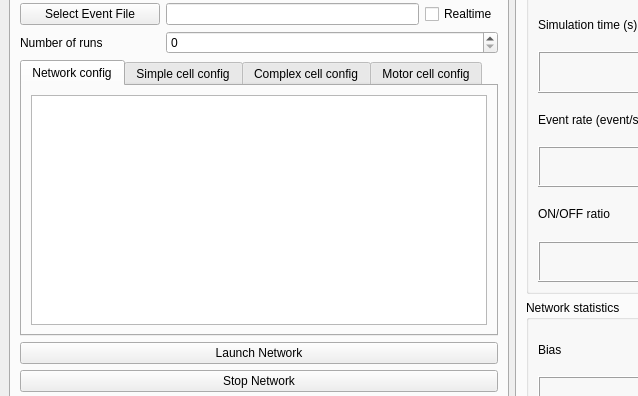
First picture: the form in src/gui/neuvisysgui.ui, repository comsee-research/Neuvisys, before the edit; both pictures show x 0 to 638 and y 88 to 484 of the 1402 by 776 pixel window.
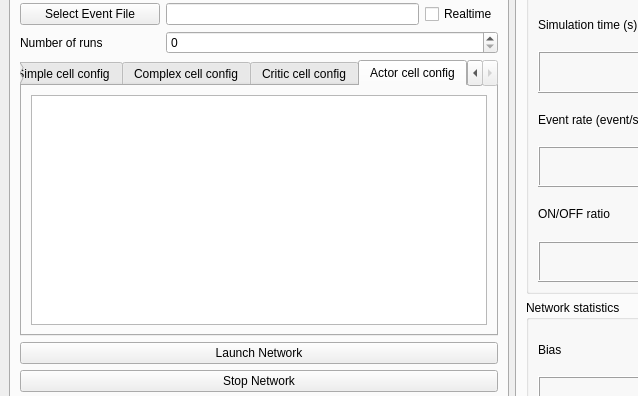
Second picture: the form after the edit. Custom widgets are drawn as their Qt base class.

```diff
--- a/src/gui/neuvisysgui.ui
+++ b/src/gui/neuvisysgui.ui
@@ -347,7 +347,7 @@
         <item row="1" column="0">
          <widget class="QTabWidget" name="tabWidget_3">
           <property name="currentIndex">
-           <number>0</number>
+           <number>4</number>
           </property>
           <widget class="QWidget" name="network_config">
            <attribute name="title">
@@ -381,11 +381,21 @@
           </widget>
           <widget class="QWidget" name="motor_cell_config">
            <attribute name="title">
-            <string>Motor cell config</string>
+            <string>Critic cell config</string>
            </attribute>
            <layout class="QGridLayout" name="gridLayout_18">
             <item row="0" column="0">
-             <widget class="QTextEdit" name="text_motor_cell_config"/>
+             <widget class="QTextEdit" name="text_critic_cell_config"/>
+            </item>
+           </layout>
+          </widget>
+          <widget class="QWidget" name="actor_cell_config">
+           <attribute name="title">
+            <string>Actor cell config</string>
+           </attribute>
+           <layout class="QGridLayout" name="gridLayout_23">
+            <item row="0" column="0">
+             <widget class="QTextEdit" name="text_actor_cell_config"/>
             </item>
            </layout>
           </widget>
```
Left out of the diff: 2 changed lines with no effect on the pictures.
